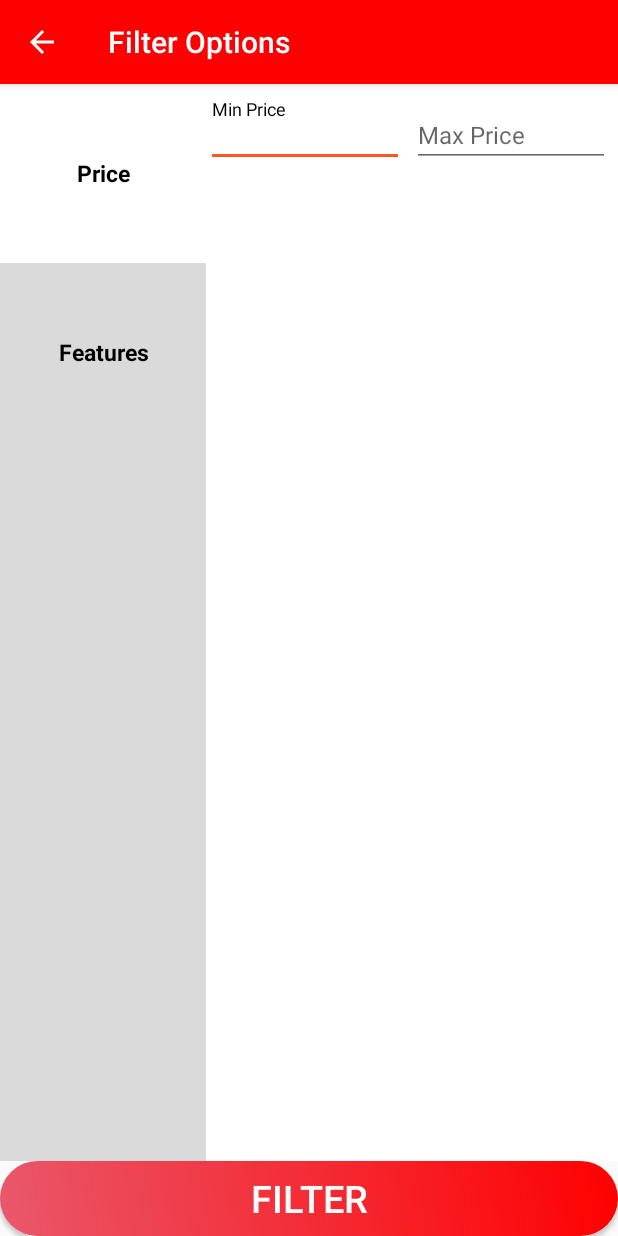
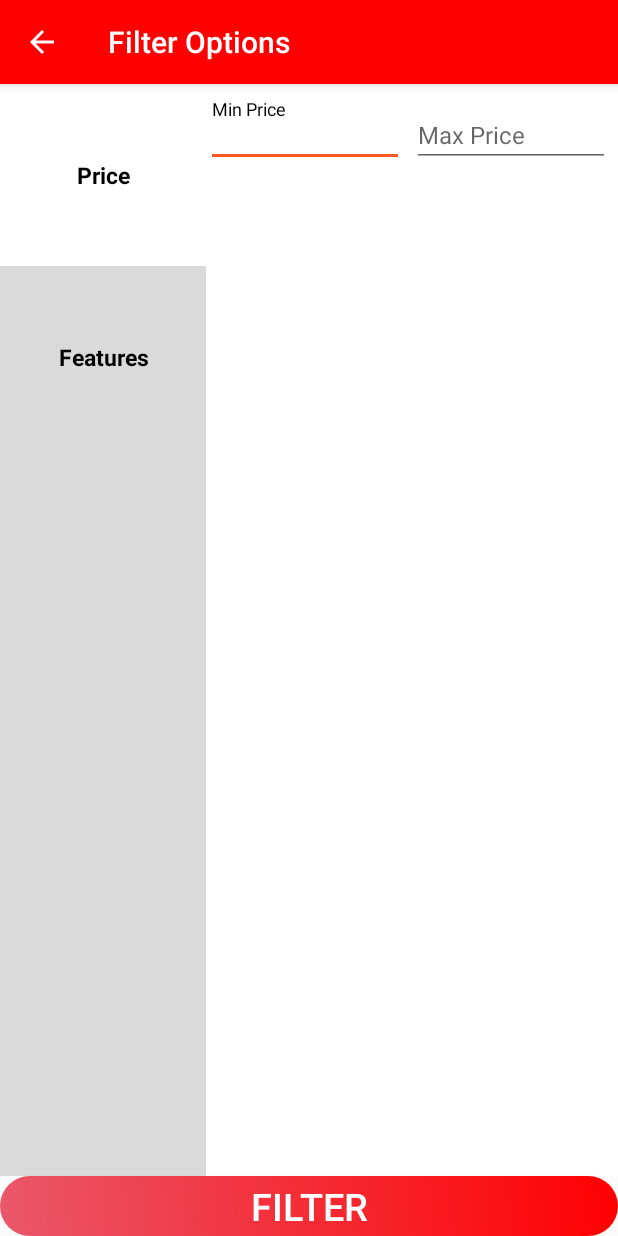
Before and after one commit to BharamuZingo/AgentBackUp, an Android app: the FilterActivity screen opened directly, with no data from a screen before it, on a phone screen of 412 x 824 dp. Run offline under Robolectric (Android 15) with nearby library versions, the phone set to English and light mode, and no system bars.

Commit message:
Size Change

```diff
--- a/app/src/main/res/layout/activity_filter.xml
+++ b/app/src/main/res/layout/activity_filter.xml
@@ -201,7 +201,7 @@
     </LinearLayout>
     <Button
         android:layout_width="match_parent"
-        android:layout_height="50dp"
+        android:layout_height="40dp"
         android:id="@+id/filter_btn"
         android:layout_alignParentBottom="true"
         android:textColor="#FFFFFF"
--- a/app/src/main/res/layout/adapter_hotel_list.xml
+++ b/app/src/main/res/layout/adapter_hotel_list.xml
@@ -37,7 +37,7 @@
                 <android.support.v4.view.ViewPager
                     android:id="@+id/hotel_images_viewpager"
                     android:layout_width="match_parent"
-                    android:layout_height="200dp" />
+                    android:layout_height="250dp" />
                 <ImageView
                     android:layout_width="50dp"
                     android:layout_height="50dp"
--- a/app/src/main/res/layout/hotel_details_activity_layout.xml
+++ b/app/src/main/res/layout/hotel_details_activity_layout.xml
@@ -104,7 +104,7 @@
                     android:id="@+id/hotel_images_viewpager"
                     android:layout_width="match_parent"
                     android:paddingRight="35dp"
-                    android:layout_height="250dp" />
+                    android:layout_height="300dp" />
 
                 <android.support.v7.widget.CardView
                     android:layout_width="match_parent"
```
